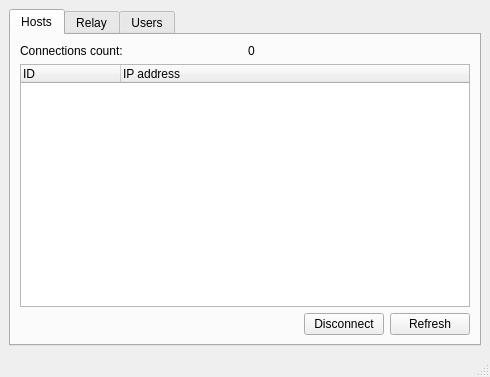
dchapyshev/aspia, file source/router/manager/main_window.ui: the form before one commit.
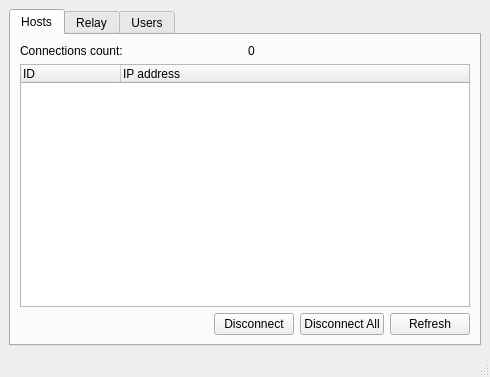
The form after the commit. Icons and pictures are not drawn.

Commit message: Implement "Disconnect All" button.

Patch:
```diff
--- a/source/router/manager/main_window.ui
+++ b/source/router/manager/main_window.ui
@@ -82,6 +82,13 @@
             </property>
            </widget>
           </item>
+          <item>
+           <widget class="QPushButton" name="button_disconnect_all_hosts">
+            <property name="text">
+             <string>Disconnect All</string>
+            </property>
+           </widget>
+          </item>
           <item>
            <widget class="QPushButton" name="button_refresh_hosts">
             <property name="text">
```
The commit also changes 3 other files.
